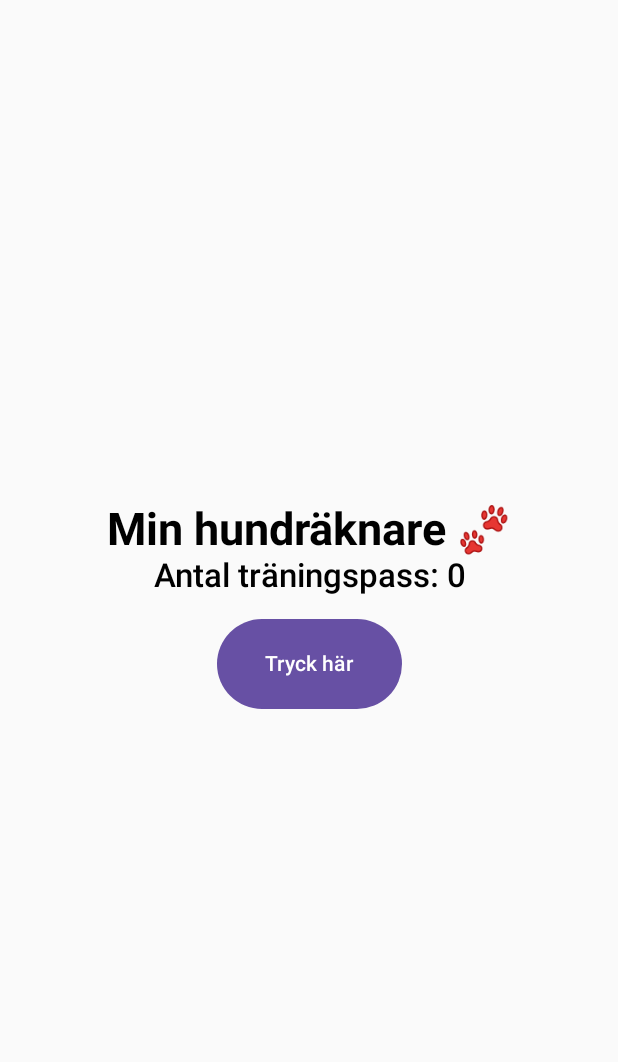
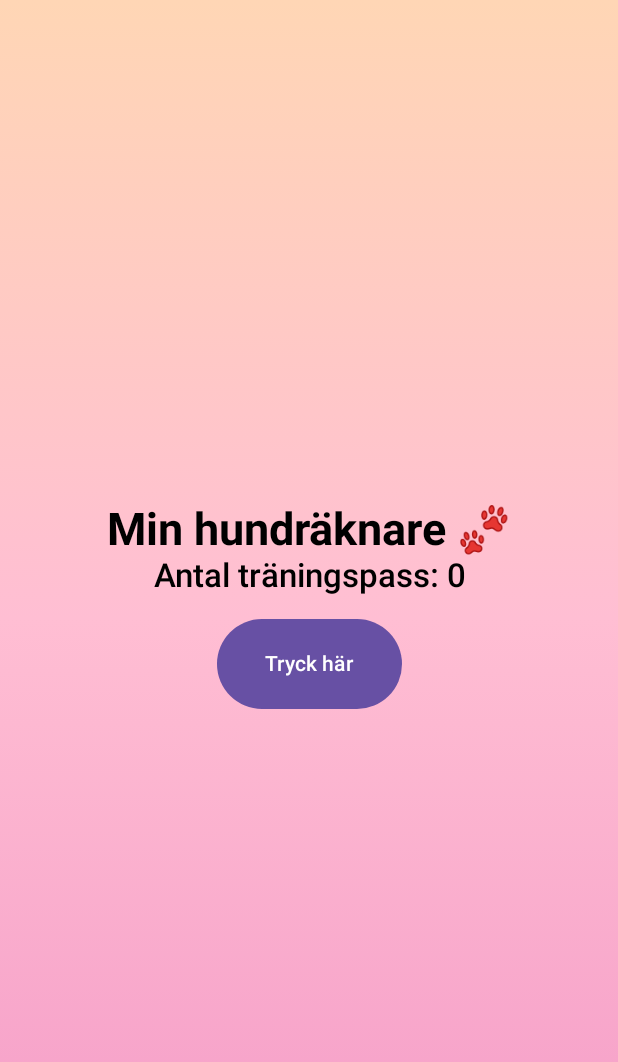
Before and after one commit to JenniferMellbin/Hundraknaren, an Android app built with Jetpack Compose: the screen it shows after launch (MainActivity), on a phone screen of 412 x 824 dp. Shown: the top 1062 px of the screen. Run offline under Robolectric (Android 15) with nearby library versions, the phone set to English and light mode, and no system bars.

Commit message:
Lagt till en bakgrund

```diff
--- a/app/src/main/java/com/example/hundraknaren/MainActivity.kt
+++ b/app/src/main/java/com/example/hundraknaren/MainActivity.kt
@@ -24,6 +24,9 @@ import android.util.Log
 import androidx.compose.ui.unit.sp
 import androidx.compose.ui.text.font.FontWeight
 import androidx.compose.ui.text.style.TextAlign
+import androidx.compose.ui.graphics.Brush
+import androidx.compose.ui.graphics.Color
+import androidx.compose.foundation.background
 class MainActivity : ComponentActivity() {
 
     override fun onCreate(savedInstanceState: Bundle?) {
@@ -41,10 +44,21 @@ fun Hundraknare() {
 
 
     Column(
-        modifier = Modifier.fillMaxSize(),
+        modifier = Modifier
+            .fillMaxSize()
+            .background(
+                brush = Brush.verticalGradient(
+                    colors = listOf(
+                        Color(0xFFFFD6B5),
+                        Color(0xFFFFBED3),
+                        Color(0xFFF49BC7)
+                    )
+                )
+            ),
         verticalArrangement = Arrangement.Center,
         horizontalAlignment = Alignment.CenterHorizontally
-    ) {
+    )
+    {
         Text(
             text = "Min hundräknare 🐾",
             fontSize = 30.sp,
```
